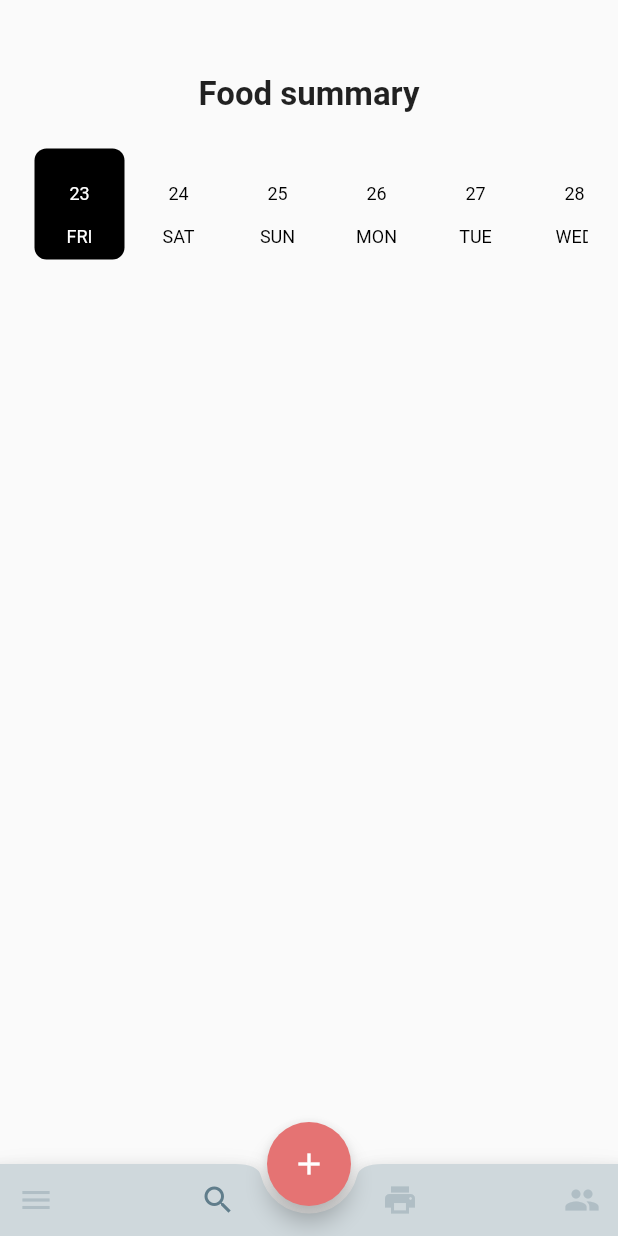
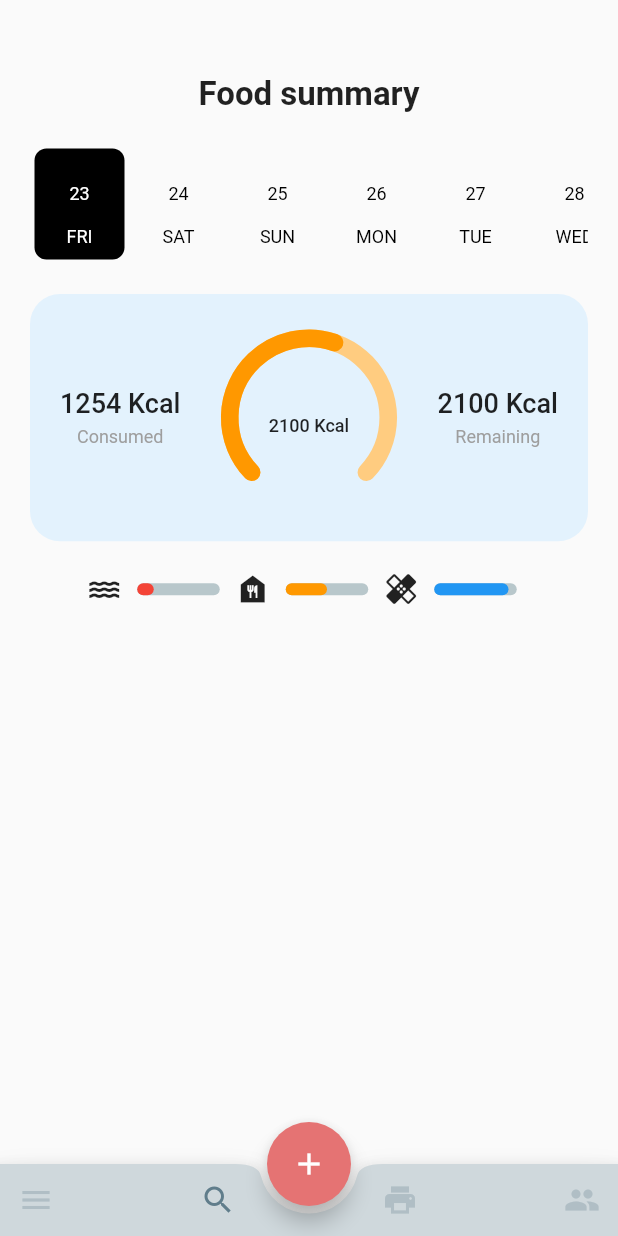
Before and after one commit to SilentCruzer/flutter_ui_collection, a Flutter app: the screen it shows after launch, item 2 of the bottom bar chosen, on a phone screen of 412 x 824 dp. Run offline on Flutter 3.47's test engine with Material 2 defaults, Android fonts, the phone set to English and light mode, and no system bars; drawn by our look-alikes of date_picker_timeline, percent_indicator, syncfusion_flutter_gauges; our stand-ins replace carousel_slider, syncfusion_flutter_charts; network calls fail.

Commit message:
Implements Kcal consumption in track screen

```diff
--- a/fitness_ui/lib/MainPages/Track.dart
+++ b/fitness_ui/lib/MainPages/Track.dart
@@ -1,4 +1,5 @@
 import 'package:date_picker_timeline/date_picker_widget.dart';
+import 'package:fitness_ui/MainPages/components/Track/KcalConsumed.dart';
 import 'package:flutter/cupertino.dart';
 import 'package:flutter/material.dart';
 
@@ -46,6 +47,9 @@ class _TrackState extends State<Track> {
               ),
             ),
           ),
+          SizedBox(height: 20,),
+          KcalConsumed(),
+          SizedBox(height: 20,),
         ],
       ),
     );
--- /dev/null
+++ b/fitness_ui/lib/MainPages/components/Track/KcalConsumed.dart
@@ -0,0 +1,127 @@
+import 'package:fitness_ui/constants.dart';
+import 'package:flutter/cupertino.dart';
+import 'package:flutter/material.dart';
+import 'package:percent_indicator/linear_percent_indicator.dart';
+import 'package:syncfusion_flutter_gauges/gauges.dart';
+
+class KcalConsumed extends StatefulWidget {
+  const KcalConsumed({Key? key}) : super(key: key);
+
+  @override
+  State<KcalConsumed> createState() => _KcalConsumedState();
+}
+
+class _KcalConsumedState extends State<KcalConsumed> {
+  @override
+  Widget build(BuildContext context) {
+    return Column(
+      children: [
+        Container(
+          padding: EdgeInsets.all(20),
+          height: screenHeight * 0.2,
+          decoration: new BoxDecoration(
+              color: Colors.blue.shade50,
+              borderRadius: BorderRadius.all(Radius.circular(20.0))),
+          child: Row(
+            mainAxisAlignment: MainAxisAlignment.spaceBetween,
+            children: [
+              Column(
+                mainAxisAlignment: MainAxisAlignment.center,
+                children: [
+                  Text("1254 Kcal",style: TextStyle(
+                    fontSize: 18,
+                    fontWeight: FontWeight.w500
+                  ) ,),
+                  SizedBox(height: 5,),
+                  Text("Consumed",style: TextStyle(
+                      fontSize: 12,
+                    color: Colors.grey
+                  ) ,)
+                ],
+              ),
+              Container(
+                width: screenWidth * 0.3,
+                child: SfRadialGauge(axes: <RadialAxis>[
+                  RadialAxis(
+                    minimum: 0,
+                    maximum: 100,
+                    showLabels: false,
+                    showTicks: false,
+                    axisLineStyle: AxisLineStyle(
+                      thickness: 0.2,
+                      cornerStyle: CornerStyle.bothCurve,
+                      color: Colors.orange.shade200,
+                      thicknessUnit: GaugeSizeUnit.factor,
+                    ),
+                    pointers: <GaugePointer>[
+                      RangePointer(
+                        value: 59,
+                        cornerStyle: CornerStyle.bothCurve,
+                        width: 0.2,
+                        sizeUnit: GaugeSizeUnit.factor,
+                        color: Colors.orange,
+                      )
+                    ],
+                    annotations: <GaugeAnnotation>[
+                      GaugeAnnotation(
+                          positionFactor: 0.1,
+                          angle: 90,
+                          widget: Text(
+                            "2100 Kcal",
+                            style: TextStyle(fontSize: 12,
+                            fontWeight: FontWeight.w500),
+                          ))
+                    ])
+                ]),
+              ),
+              Column(
+                mainAxisAlignment: MainAxisAlignment.center,
+                children: [
+                  Text("2100 Kcal",style: TextStyle(
+                      fontSize: 18,
+                      fontWeight: FontWeight.w500
+                  ) ,),
+                  SizedBox(height: 5,),
+                  Text("Remaining",style: TextStyle(
+                      fontSize: 12,
+                      color: Colors.grey
+                  ) ,)
+                ],
+              ),
+            ],
+          ),
+        ),
+        SizedBox(height: 20,),
+        Row(
+          mainAxisAlignment: MainAxisAlignment.center,
+          children: [
+            new LinearPercentIndicator(
+              width: 75.0,
+              leading: Icon(Icons.water),
+              lineHeight: 8.0,
+              percent: 0.2,
+              barRadius: Radius.circular(10),
+              progressColor: Colors.red,
+            ),
+            new LinearPercentIndicator(
+              width: 75.0,
+              leading: Icon(Icons.food_bank),
+              lineHeight: 8.0,
+              percent: 0.5,
+              barRadius: Radius.circular(10),
+              progressColor: Colors.orange,
+            ),
+            new LinearPercentIndicator(
+              width: 75.0,
+              leading: Icon(Icons.healing),
+              lineHeight: 8.0,
+              percent: 0.9,
+              barRadius: Radius.circular(10),
+              progressColor: Colors.blue,
+            )
+          ],
+        )
+      ],
+    );
+  }
+}
--- a/fitness_ui/pubspec.yaml
+++ b/fitness_ui/pubspec.yaml
@@ -39,6 +39,8 @@ dependencies:
   carousel_slider: ^4.2.1
   syncfusion_flutter_charts: ^20.4.44
   date_picker_timeline: ^1.2.3
+  syncfusion_flutter_gauges: ^20.4.44
+  percent_indicator: ^4.2.2
 
 dev_dependencies:
   flutter_test:
```
Also changed, not shown: fitness_ui/pubspec.lock.
